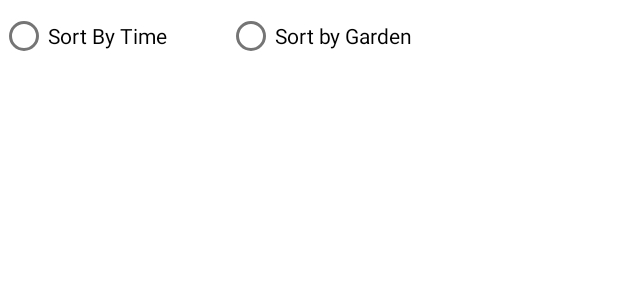
After one commit to SMMotteler/Garden-Planner, an Android app: the layout item_choose_reminder_order.xml on its own in the app's theme, with its tools: preview values and no code run, on a phone screen of 412 x 824 dp. The commit adds this screen. Shown: the top 300 px of the screen. Run offline under Robolectric (Android 15) with nearby library versions, the phone set to English and light mode, and no system bars.

Commit message:
created item_choose_reminder_order layout for changing the ordering of reminders

```diff
--- a/app/src/main/res/layout/fragment_reminders.xml
+++ b/app/src/main/res/layout/fragment_reminders.xml
@@ -12,6 +12,6 @@
         android:layout_height="match_parent"
         app:layout_constraintBottom_toBottomOf="parent"
         app:layout_constraintEnd_toEndOf="parent"
-        app:layout_constraintStart_toStartOf="parent"
-        app:layout_constraintTop_toTopOf="parent" />
+        app:layout_constraintStart_toStartOf="parent" />
+
 </androidx.constraintlayout.widget.ConstraintLayout>
--- /dev/null
+++ b/app/src/main/res/layout/item_choose_reminder_order.xml
@@ -0,0 +1,28 @@
+<?xml version="1.0" encoding="utf-8"?>
+<androidx.constraintlayout.widget.ConstraintLayout xmlns:android="http://schemas.android.com/apk/res/android"
+    android:layout_width="match_parent"
+    android:layout_height="match_parent"
+    xmlns:app="http://schemas.android.com/apk/res-auto">
+    <RadioGroup
+        android:id="@+id/rdReminderOrder"
+        android:layout_width="match_parent"
+        android:layout_height="wrap_content"
+        app:layout_constraintEnd_toEndOf="parent"
+        app:layout_constraintTop_toTopOf="parent"
+        android:orientation="horizontal">
+
+        <RadioButton
+            android:id="@+id/rbByTime"
+            android:layout_width="wrap_content"
+            android:layout_height="wrap_content"
+            android:text="Sort By Time"
+            android:paddingRight="40dp"/>
+
+        <RadioButton
+            android:id="@+id/rbByGarden"
+            android:layout_width="wrap_content"
+            android:layout_height="wrap_content"
+            android:text="Sort by Garden" />
+    </RadioGroup>
+
+</androidx.constraintlayout.widget.ConstraintLayout>
```
